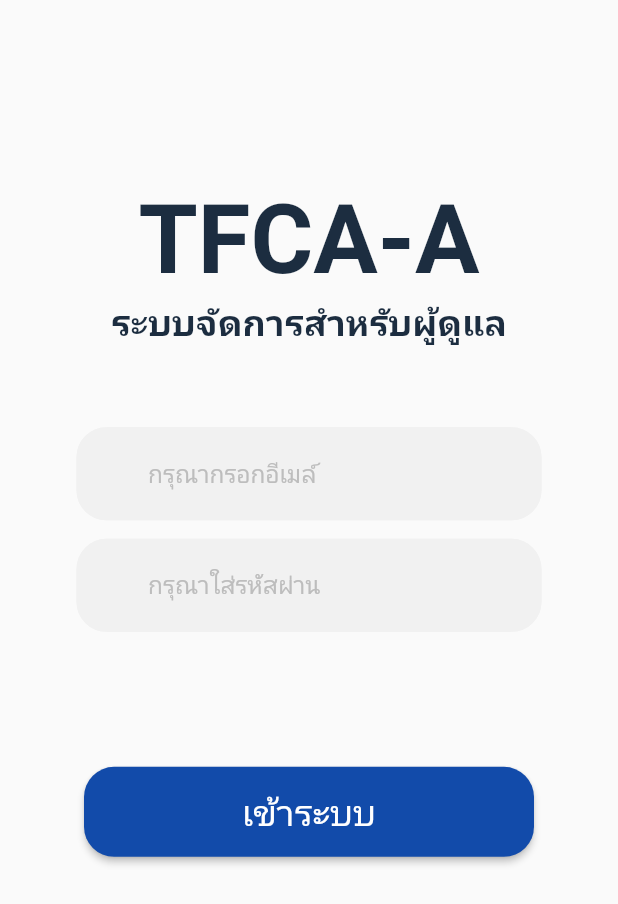
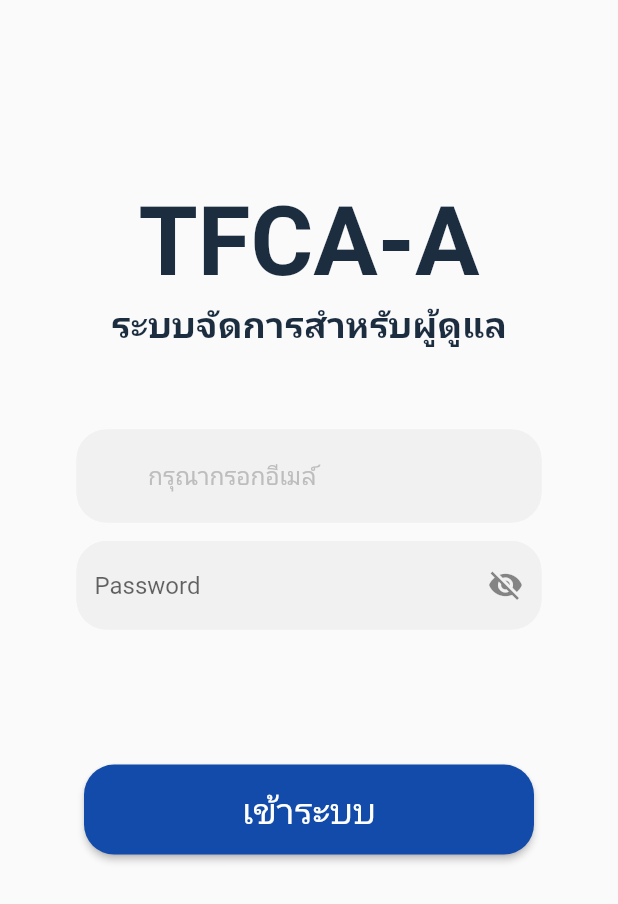
Before and after one commit to Parkphum-S/tfca_a, a Flutter app: the screen it shows after launch, on a phone screen of 412 x 824 dp. Shown: the top 904 px of the screen. Run offline on Flutter 3.47's test engine with Material 2 defaults, Android fonts, the phone set to English and light mode, and no system bars; our stand-ins replace image_picker, shared_preferences, video_player; missing offline and left inert: ai_barcode_scanner, image_picker_platform_interface; Roboto replaces fonts that are missing (Robot).

Commit message:
hit password

```diff
--- a/lib/views/login_ui.dart
+++ b/lib/views/login_ui.dart
@@ -1,6 +1,8 @@
 import 'package:flutter/material.dart';
 
 import 'home_ui.dart';
+
+bool _isHidden = true;
 
 class LoginUI extends StatefulWidget {
   const LoginUI({Key? key}) : super(key: key);
@@ -95,14 +97,21 @@ class _LoginUIState extends State<LoginUI> {
                         top: MediaQuery.of(context).size.height * 0.015),
                     child: Column(
                       children: [
-                        TextField(
-                          keyboardType: TextInputType.text,
+                        TextFormField(
                           decoration: InputDecoration(
                             fillColor: Color.fromARGB(255, 241, 241, 241),
                             filled: true,
-                            hintText: '         กรุณาใส่รหัสผ่าน',
-                            hintStyle: TextStyle(
-                              color: Colors.grey[400],
+                            hintText: 'Password',
+                            suffixIcon: IconButton(
+                              onPressed: () {
+                                setState(() {
+                                  _isHidden =
+                                      !_isHidden; // เมื่อกดก็เปลี่ยนค่าตรงกันข้าม
+                                });
+                              },
+                              icon: Icon(_isHidden // เงื่อนไขการสลับ icon
+                                  ? Icons.visibility_off
+                                  : Icons.visibility),
                             ),
                             floatingLabelBehavior: FloatingLabelBehavior.always,
                             focusedBorder: OutlineInputBorder(
@@ -126,6 +135,10 @@ class _LoginUIState extends State<LoginUI> {
                               gapPadding: 5,
                             ),
                           ),
+
+                          // ผูกกับ TextFormField ที่จะใช้
+                          obscureText: _isHidden,
+                          // ก่อนซ่อนหรือแสดงข้อความในรูปแบบรหัสผ่าน
                         ),
                       ],
                     ),
```
